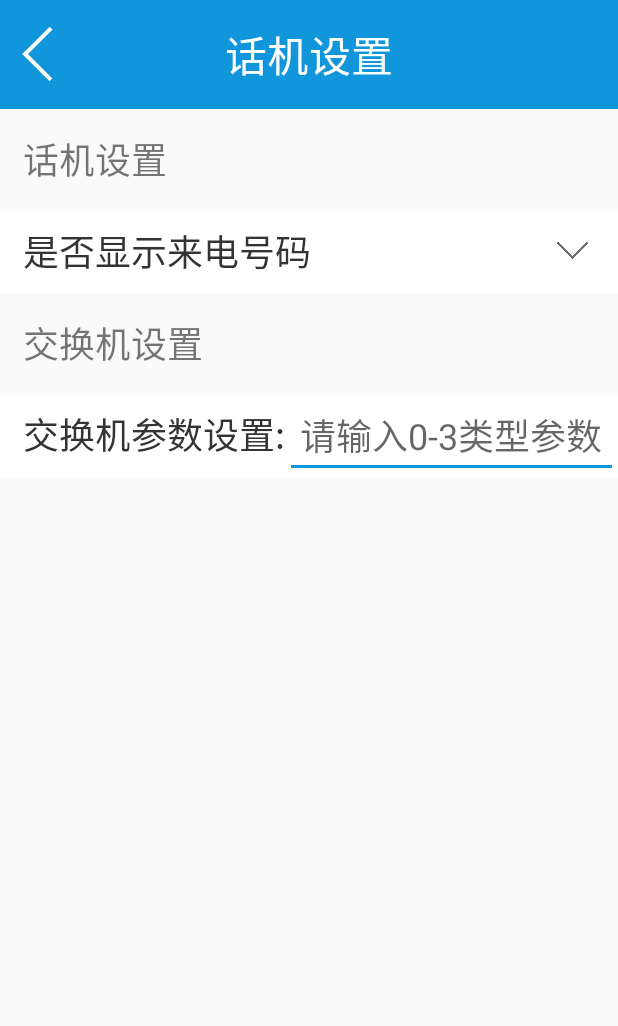
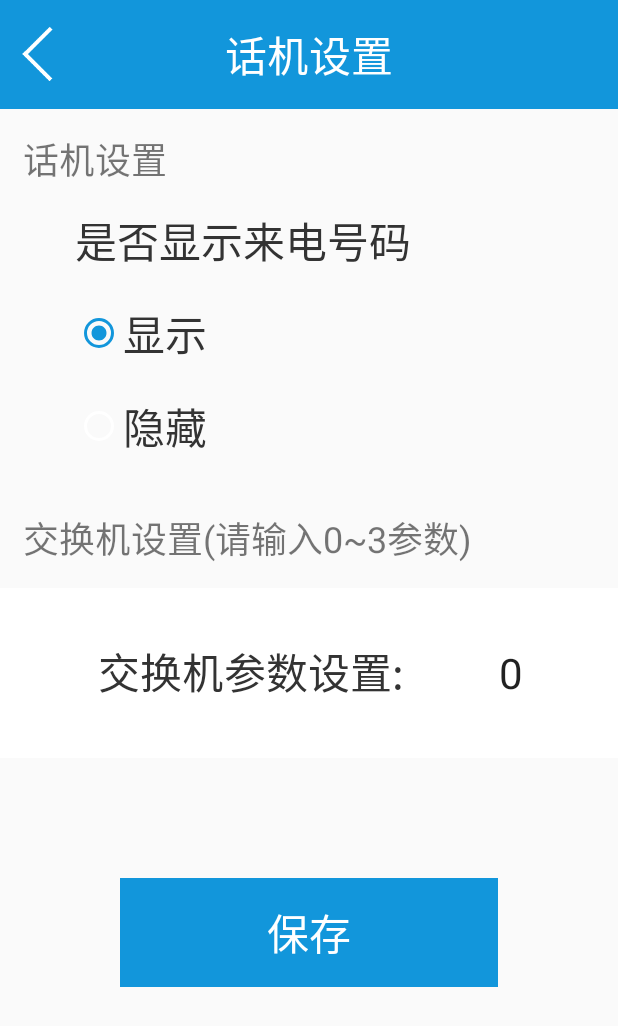
Before and after one commit to hcd2016/TelePhoneDesktop, an Android app: the TelephoneSettingActivity screen opened directly, with no data from a screen before it, on a phone screen of 412 x 824 dp. Shown: the top 1026 px of the screen. Run offline under Robolectric (Android 15) with nearby library versions, the phone set to English and light mode, and no system bars; our stand-ins replace ButterKnife, EventBus; libraries missing offline, so code that uses them is left out: com.chad.library.

Commit message:
ui调整,话机设置

```diff
--- a/app/src/main/AndroidManifest.xml
+++ b/app/src/main/AndroidManifest.xml
@@ -80,6 +80,8 @@
             android:launchMode="singleInstance" />
 
 
+
+
         <!-- 短信广播 -->
         <receiver android:name=".desktop.recevier.SmsRecevier">
             <intent-filter android:priority="1000000000">
--- a/app/src/main/java/com/desktop/telephone/telephonedesktop/desktop/Activity/NewMainActivity.java
+++ b/app/src/main/java/com/desktop/telephone/telephonedesktop/desktop/Activity/NewMainActivity.java
@@ -108,7 +108,7 @@ public class NewMainActivity extends BaseActivity {
      */
     private void initIconData() {
         defaultList = new ArrayList<>();
-        for (int i = 0; i < 10; i++) {
+        for (int i = 0; i < 11; i++) {
             DesktopIconBean moveItem = new DesktopIconBean();
             moveItem.setMid(i);
             switch (i) {
@@ -188,6 +188,12 @@ public class NewMainActivity extends BaseActivity {
                             moveItem.setApp_icon(DaoUtil.drawableToByte(packInfo.applicationInfo.loadIcon(pm1)));
                         }
                     }
+                    break;
+                case 10:
+                    //话机设置
+                    moveItem.setIconType(1);
+                    moveItem.setTitle("话机设置");
+                    moveItem.setImg_id_name("phone_setting");
                     break;
             }
             moveItem.setIconBgColor(Utils.getColorBgFromPosition(i));
@@ -497,6 +503,9 @@ public class NewMainActivity extends BaseActivity {
                             case "所有应用":
                                 mContext.startActivity(new Intent(mContext, AllAppsActivity.class));
                                 break;
+                            case "话机设置":
+                                mContext.startActivity(new Intent(mContext,TelephoneSettingActivity.class));
+                                break;
                         }
                     } else if (item.getIconType() == 3) {//一键拨号
                         String phoneNum = item.getPhoneNum();
--- a/app/src/main/java/com/desktop/telephone/telephonedesktop/desktop/Activity/TelephoneSettingActivity.java
+++ b/app/src/main/java/com/desktop/telephone/telephonedesktop/desktop/Activity/TelephoneSettingActivity.java
@@ -2,14 +2,80 @@ package com.desktop.telephone.telephonedesktop.desktop.Activity;
 
 import android.os.Bundle;
 import android.support.annotation.Nullable;
+import android.text.TextUtils;
+import android.view.View;
+import android.widget.EditText;
+import android.widget.ImageView;
+import android.widget.RadioButton;
+import android.widget.TextView;
+import android.widget.Toast;
 
 import com.desktop.telephone.telephonedesktop.R;
 import com.desktop.telephone.telephonedesktop.base.BaseActivity;
+import com.desktop.telephone.telephonedesktop.util.CallUtil;
+import com.desktop.telephone.telephonedesktop.util.SPUtil;
+import com.desktop.telephone.telephonedesktop.util.Utils;
+
+import butterknife.BindView;
+import butterknife.ButterKnife;
+import butterknife.OnClick;
 
 public class TelephoneSettingActivity extends BaseActivity {
+    @BindView(R.id.iv_back)
+    ImageView ivBack;
+    @BindView(R.id.tv_mode_desc)
+    TextView tvModeDesc;
+    @BindView(R.id.rb_show)
+    RadioButton rbShow;
+    @BindView(R.id.rb_hide)
+    RadioButton rbHide;
+    @BindView(R.id.et_interchanger)
+    EditText etInterchanger;
+    @BindView(R.id.tv_save)
+    TextView tvSave;
+
     @Override
     protected void onCreate(@Nullable Bundle savedInstanceState) {
         super.onCreate(savedInstanceState);
         setContentView(R.layout.activity_telephone_setting);
+        ButterKnife.bind(this);
+        initView();
+    }
+
+    private void initView() {
+        boolean isShow = SPUtil.getInstance().getBoolean(SPUtil.KEY_IS_SHOW_COMMING_CALL_NUM, true);
+        if (isShow) {
+            rbShow.setChecked(true);
+        } else {
+            rbShow.setChecked(false);
+        }
+        int time = SPUtil.getInstance().getInteger(SPUtil.KEY_INTERCHANGER_SETTING);
+        etInterchanger.setText(time + "");
+        etInterchanger.setSelection(etInterchanger.getText().toString().length());
+    }
+
+    @OnClick({R.id.iv_back, R.id.tv_save})
+    public void onViewClicked(View view) {
+        switch (view.getId()) {
+            case R.id.iv_back:
+                finish();
+                break;
+            case R.id.tv_save://保存
+                if (TextUtils.isEmpty(etInterchanger.getText().toString())) {
+                    Utils.Toast("交换机参数不能为空");
+                    return;
+                }
+                SPUtil.getInstance().saveBoolean(SPUtil.KEY_IS_SHOW_COMMING_CALL_NUM, rbShow.isChecked());
+                if (rbShow.isChecked()) {
+                    CallUtil.showCallerIds(this, 1);
+                } else {
+                    CallUtil.showCallerIds(this, 0);
+                }
+                String s = etInterchanger.getText().toString();
+                SPUtil.getInstance().saveInteger(SPUtil.KEY_INTERCHANGER_SETTING, Integer.parseInt(s));
+                CallUtil.interchangerSetting(this, Integer.parseInt(s));
+                Utils.Toast("保存成功");
+                break;
+        }
     }
 }
--- a/app/src/main/java/com/desktop/telephone/telephonedesktop/util/SPUtil.java
+++ b/app/src/main/java/com/desktop/telephone/telephonedesktop/util/SPUtil.java
@@ -18,6 +18,9 @@ public class SPUtil {
 
     public static final String KEY_HAND_STATUS = "key_hand_status";//记录手柄状态,0为放下,1为抬起.
     public static final String KEY_CALLING_WITH_TALKING = "key_calling_with_talking";//通话过程中拨打电话
+    public static final String KEY_IS_SHOW_COMMING_CALL_NUM = "key_is_show_comming_call_num";//是否显示来电
+    public static final String KEY_IS_SEND_COMMING_CALL = "key_is_send_comming_call";//第一次是否发送过来电
+    public static final String KEY_INTERCHANGER_SETTING= "key_interchanger_setting";//第一次是否发送过来电
 
 
     public static final String SHARED_PREFERENCE_NAME = "sp_file";
--- a/app/src/main/java/com/desktop/telephone/telephonedesktop/util/Utils.java
+++ b/app/src/main/java/com/desktop/telephone/telephonedesktop/util/Utils.java
@@ -69,6 +69,7 @@ public class Utils {
         appIconIdMap.put("address_list_icon", R.drawable.address_list_icon);//通话记录
         appIconIdMap.put("sos_icon", R.drawable.sos_icon);//sos
         appIconIdMap.put("all_apps_icon", R.drawable.all_apps_icon);//所有应用
+        appIconIdMap.put("phone_setting", R.drawable.phone_setting);//所有应用
     }
 
 
--- a/app/src/main/res/layout/activity_telephone_setting.xml
+++ b/app/src/main/res/layout/activity_telephone_setting.xml
@@ -36,42 +36,55 @@
         android:text="话机设置"
         android:textSize="24sp" />
 
-    <LinearLayout
-        android:id="@+id/ll_mode_container"
+
+    <TextView
+        android:id="@+id/tv_mode_desc"
         android:layout_width="match_parent"
         android:layout_height="wrap_content"
-        android:background="@color/white"
-        android:gravity="center_vertical"
-        android:orientation="horizontal"
-        android:paddingBottom="10dp"
-        android:paddingLeft="15dp"
-        android:paddingRight="15dp"
-        android:paddingTop="10dp">
+        android:paddingLeft="50dp"
+        android:text="是否显示来电号码"
+        android:textColor="@color/text_333333"
+        android:textSize="28sp" />
 
-        <TextView
-            android:id="@+id/tv_mode_desc"
-            android:layout_width="0dp"
+
+    <RadioGroup
+        android:layout_width="match_parent"
+        android:layout_height="wrap_content"
+        android:orientation="vertical"
+        android:paddingBottom="20dp"
+        android:paddingLeft="50dp"
+        android:paddingTop="20dp">
+
+        <RadioButton
+            android:id="@+id/rb_show"
+            android:layout_width="wrap_content"
             android:layout_height="wrap_content"
-            android:layout_weight="1"
-            android:text="是否显示来电号码"
+            android:checked="true"
+            android:text="显示"
             android:textColor="@color/text_333333"
-            android:textSize="24sp" />
+            android:textSize="28sp" />
 
-        <ImageView
-            android:id="@+id/iv_arrow"
-            android:layout_width="30dp"
-            android:layout_height="23dp"
-            android:src="@drawable/arrow_down" />
-    </LinearLayout>
+        <RadioButton
+            android:id="@+id/rb_hide"
+            android:layout_width="wrap_content"
+            android:layout_height="wrap_content"
+            android:layout_marginTop="20dp"
+            android:text="隐藏"
+            android:textColor="@color/text_333333"
+            android:textSize="28sp" />
+    </RadioGroup>
 
     <TextView
         android:layout_width="match_parent"
         android:layout_height="wrap_content"
         android:padding="15dp"
-        android:text="交换机设置"
+        android:text="交换机设置(请输入0~3参数)"
         android:textSize="24sp" />
 
     <LinearLayout
+        android:paddingLeft="50dp"
+        android:paddingBottom="15dp"
+        android:paddingTop="15dp"
         android:layout_width="match_parent"
         android:layout_height="wrap_content"
         android:background="@color/white"
@@ -83,14 +96,30 @@
             android:paddingLeft="15dp"
             android:text="交换机参数设置:"
             android:textColor="@color/text_333333"
-            android:textSize="24sp" />
+            android:textSize="28sp" />
 
         <EditText
+            android:maxLength="1"
+            android:background="@null"
+            android:id="@+id/et_interchanger"
+            android:text="0"
+            android:digits="0123"
             android:layout_width="match_parent"
             android:layout_height="wrap_content"
             android:gravity="center"
             android:hint="请输入0-3类型参数"
-            android:textSize="24sp" />
+            android:textSize="28sp" />
     </LinearLayout>
 
+    <TextView
+        android:id="@+id/tv_save"
+        android:layout_width="match_parent"
+        android:layout_height="wrap_content"
+        android:layout_margin="80dp"
+        android:background="@color/colorPrimary"
+        android:gravity="center"
+        android:padding="15dp"
+        android:text="保存"
+        android:textColor="@color/white"
+        android:textSize="28sp" />
 </LinearLayout>
--- a/app/src/main/res/layout/item.xml
+++ b/app/src/main/res/layout/item.xml
@@ -22,8 +22,8 @@
         <ImageView
             android:layout_gravity="center"
             android:id="@+id/content_iv"
-            android:layout_width="100dp"
-            android:layout_height="100dp"
+            android:layout_width="70dp"
+            android:layout_height="70dp"
             android:src="@drawable/phone_icon"
             tools:ignore="ContentDescription" />
 
```
Also changed, not shown: app/src/main/java/com/desktop/telephone/telephonedesktop/MainActivity.java (+6 -1 lines), app/src/main/java/com/desktop/telephone/telephonedesktop/desktop/Activity/BannerActivity.java (+22 -0 lines), app/src/main/java/com/desktop/telephone/telephonedesktop/util/CallUtil.java (+12 -1 lines), app/src/main/res/drawable-xxhdpi/phone_setting.png (added).
